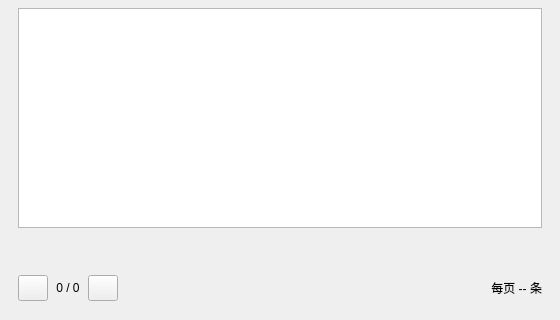
Old version of the form src/ui/SearchWindow.ui in the repository gong1-1989/MusicVideoPlayer; both pictures show x 0 to 560 and y 320 to 640 of the 560 by 640 pixel window.
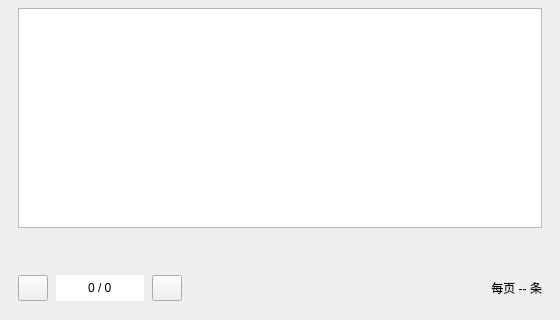
New version of the form.

The edit to the form file:
```diff
--- a/src/ui/SearchWindow.ui
+++ b/src/ui/SearchWindow.ui
@@ -230,13 +230,34 @@
        </widget>
       </item>
       <item>
-       <widget class="QLabel" name="label_searchPage">
+       <widget class="QLineEdit" name="edit_searchPage">
+        <property name="minimumSize">
+         <size>
+          <width>76</width>
+          <height>26</height>
+         </size>
+        </property>
+        <property name="maximumSize">
+         <size>
+          <width>88</width>
+          <height>26</height>
+         </size>
+        </property>
+        <property name="toolTip">
+         <string>点击页码输入要跳转的页，回车确认</string>
+        </property>
         <property name="text">
          <string>0 / 0</string>
         </property>
         <property name="alignment">
          <set>Qt::AlignCenter</set>
         </property>
+        <property name="readOnly">
+         <bool>true</bool>
+        </property>
+        <property name="frame">
+         <bool>false</bool>
+        </property>
        </widget>
       </item>
       <item>
```
